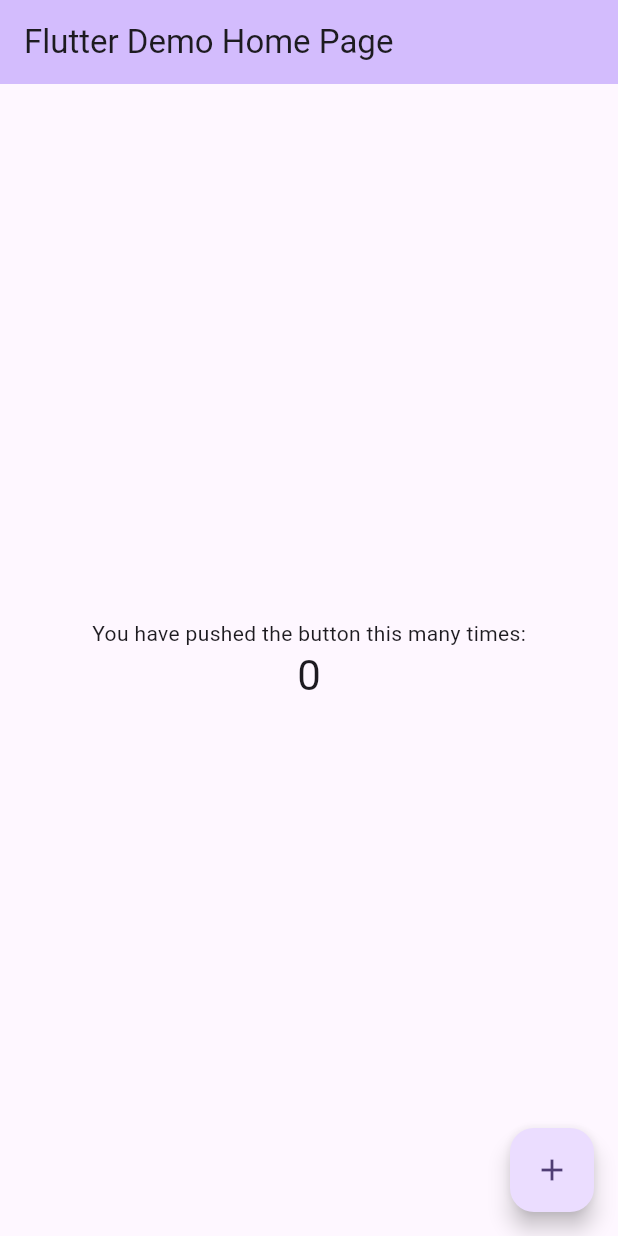
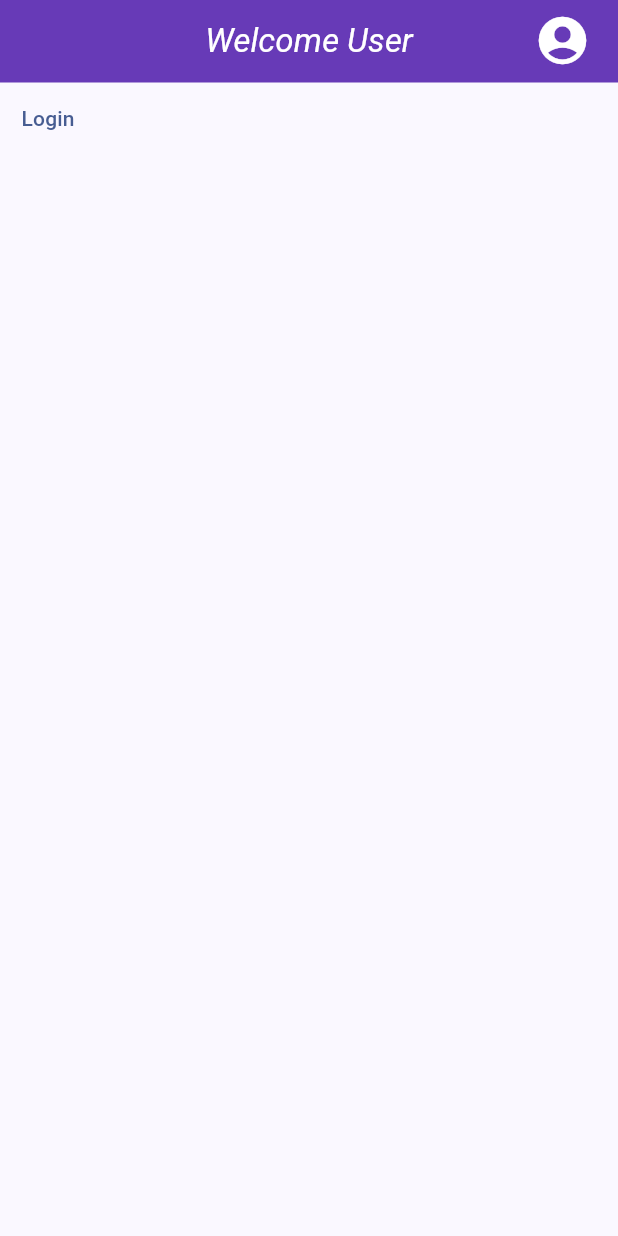
Before and after one commit to Suman8175/FlutterLearning, a Flutter app: the screen it shows after launch, on a phone screen of 412 x 824 dp. Run offline on Flutter 3.47's test engine with Material 2 defaults, Android fonts, the phone set to English and light mode, and no system bars; our stand-ins replace firebase_core; accounts and stored records are empty.

Commit message:
appbar title and login button added with no functionality

```diff
--- a/LearnedNewThings/Time.txt
+++ b/LearnedNewThings/Time.txt
@@ -1 +1 @@
-https://youtu.be/VPvVD8t02U8?si=HTCWyAZEFNklmpfQ&t=22880
+https://youtu.be/VPvVD8t02U8?si=cLMmSH8BueHXkMuq&t=27883
--- a/noteshandler/lib/main.dart
+++ b/noteshandler/lib/main.dart
@@ -1,125 +1,52 @@
 import 'package:flutter/material.dart';
 
 void main() {
-  runApp(const MyApp());
+  runApp(
+    MaterialApp(
+      title: 'NotesHandler',
+      theme: ThemeData(
+        colorScheme: ColorScheme.fromSeed(
+            seedColor: const Color.fromARGB(255, 255, 251, 251)),
+        useMaterial3: true,
+      ),
+      home: const HomePage(),
+    ),
+  );
 }
 
-class MyApp extends StatelessWidget {
-  const MyApp({super.key});
-
-  // This widget is the root of your application.
-  @override
-  Widget build(BuildContext context) {
-    return MaterialApp(
-      title: 'NotesHandler',
-      theme: ThemeData(
-        // This is the theme of your application.
-        //
-        // TRY THIS: Try running your application with "flutter run". You'll see
-        // the application has a blue toolbar. Then, without quitting the app,
-        // try changing the seedColor in the colorScheme below to Colors.green
-        // and then invoke "hot reload" (save your changes or press the "hot
-        // reload" button in a Flutter-supported IDE, or press "r" if you used
-        // the command line to start the app).
-        //
-        // Notice that the counter didn't reset back to zero; the application
-        // state is not lost during the reload. To reset the state, use hot
-        // restart instead.
-        //
-        // This works for code too, not just values: Most code changes can be
-        // tested with just a hot reload.
-        colorScheme: ColorScheme.fromSeed(seedColor: Colors.deepPurple),
-        useMaterial3: true,
-      ),
-      home: const MyHomePage(title: 'Flutter Demo Home Page'),
-    );
-  }
-}
-
-class MyHomePage extends StatefulWidget {
-  const MyHomePage({super.key, required this.title});
-
-  // This widget is the home page of your application. It is stateful, meaning
-  // that it has a State object (defined below) that contains fields that affect
-  // how it looks.
-
-  // This class is the configuration for the state. It holds the values (in this
-  // case the title) provided by the parent (in this case the App widget) and
-  // used by the build method of the State. Fields in a Widget subclass are
-  // always marked "final".
-
-  final String title;
-
-  @override
-  State<MyHomePage> createState() => _MyHomePageState();
-}
-
-class _MyHomePageState extends State<MyHomePage> {
-  int _counter = 0;
-
-  void _incrementCounter() {
-    setState(() {
-      // This call to setState tells the Flutter framework that something has
-      // changed in this State, which causes it to rerun the build method below
-      // so that the display can reflect the updated values. If we changed
-      // _counter without calling setState(), then the build method would not be
-      // called again, and so nothing would appear to happen.
-      _counter++;
-    });
-  }
+class HomePage extends StatelessWidget {
+  const HomePage({super.key});
 
   @override
   Widget build(BuildContext context) {
-    // This method is rerun every time setState is called, for instance as done
-    // by the _incrementCounter method above.
-    //
-    // The Flutter framework has been optimized to make rerunning build methods
-    // fast, so that you can just rebuild anything that needs updating rather
-    // than having to individually change instances of widgets.
     return Scaffold(
-      appBar: AppBar(
-        // TRY THIS: Try changing the color here to a specific color (to
-        // Colors.amber, perhaps?) and trigger a hot reload to see the AppBar
-        // change color while the other colors stay the same.
-        backgroundColor: Theme.of(context).colorScheme.inversePrimary,
-        // Here we take the value from the MyHomePage object that was created by
-        // the App.build method, and use it to set our appbar title.
-        title: Text(widget.title),
-      ),
-      body: Center(
-        // Center is a layout widget. It takes a single child and positions it
-        // in the middle of the parent.
-        child: Column(
-          // Column is also a layout widget. It takes a list of children and
-          // arranges them vertically. By default, it sizes itself to fit its
-          // children horizontally, and tries to be as tall as its parent.
-          //
-          // Column has various properties to control how it sizes itself and
-          // how it positions its children. Here we use mainAxisAlignment to
-          // center the children vertically; the main axis here is the vertical
-          // axis because Columns are vertical (the cross axis would be
-          // horizontal).
-          //
-          // TRY THIS: Invoke "debug painting" (choose the "Toggle Debug Paint"
-          // action in the IDE, or press "p" in the console), to see the
-          // wireframe for each widget.
-          mainAxisAlignment: MainAxisAlignment.center,
-          children: <Widget>[
-            const Text(
-              'You have pushed the button this many times:',
-            ),
-            Text(
-              '$_counter',
-              style: Theme.of(context).textTheme.headlineMedium,
+        appBar: AppBar(
+          // elevation: 0,
+          title: const Text(
+            'Welcome User',
+            style: TextStyle(color: Colors.white, fontStyle: FontStyle.italic),
+          ),
+          backgroundColor: Colors.deepPurple,
+          toolbarHeight: 55,
+          centerTitle: true,
+          actions: [
+            Container(
+              height: 64.0,
+              width: 64.0,
+              padding: const EdgeInsets.only(right: 24.9, bottom: 15),
+              child: IconButton(
+                icon: const Icon(Icons.account_circle),
+                iconSize: 38,
+                color: Colors.white,
+                tooltip: 'Open login button',
+                onPressed: () {},
+              ),
             ),
           ],
         ),
-      ),
-      floatingActionButton: FloatingActionButton(
-        onPressed: _incrementCounter,
-        tooltip: 'Increment',
-        child: const Icon(Icons.add),
-      ), // This trailing comma makes auto-formatting nicer for build methods.
-    );
+        body: TextButton(
+          onPressed: () {},
+          child: const Text('Login'),
+        ));
   }
 }
```
Also changed, not shown: LearnedNewThings/FlutterFireInstall.txt (added, +12 -0 lines), LearnedNewThings/Title.txt (added, +38 -0 lines), noteshandler/lib/firebase_options.dart (added), 5 other files.
